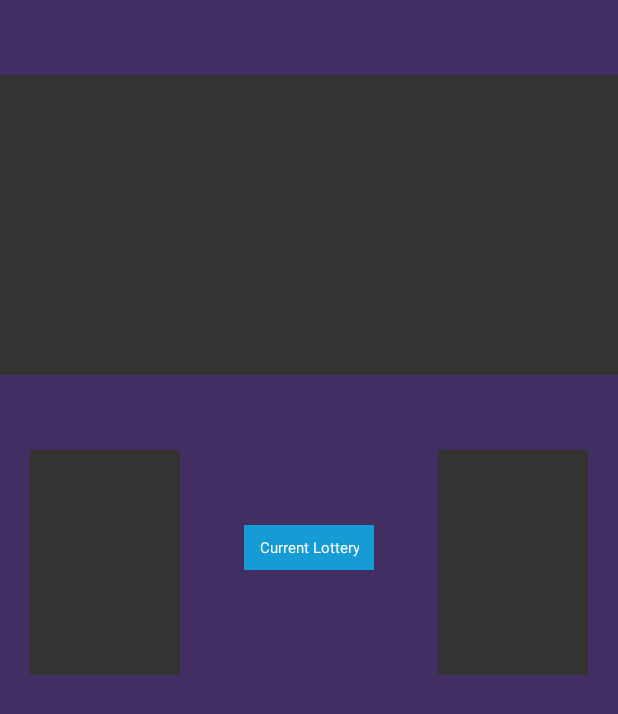
After one commit to AgoraIO-Usecase/Live-Shop, an Android app: the layout activity_live_game.xml on its own in the app's theme, with its tools: preview values and no code run, on a phone screen of 412 x 824 dp. The commit adds this screen. Shown: the top 714 px of the screen. Run offline under Robolectric (Android 15) with nearby library versions, the phone set to English and light mode, and no system bars.

Commit message:
add function

```diff
--- /dev/null
+++ b/Agora-Live-Shop-Android/app/src/main/res/layout/activity_live_game.xml
@@ -0,0 +1,134 @@
+<?xml version="1.0" encoding="utf-8"?>
+<RelativeLayout xmlns:android="http://schemas.android.com/apk/res/android"
+    xmlns:tools="http://schemas.android.com/tools"
+    android:layout_width="match_parent"
+    android:layout_height="match_parent"
+    android:background="#412e63"
+    tools:context="io.agora.liveshop.activities.LiveGameActivity">
+
+    <RelativeLayout
+        android:id="@+id/game_container"
+        android:layout_width="match_parent"
+        android:layout_height="200dp"
+        android:layout_marginTop="50dp"
+        android:background="@color/lightBlack" />
+
+    <RelativeLayout
+        android:id="@+id/left_container"
+        android:layout_width="100dp"
+        android:layout_height="150dp"
+        android:layout_below="@id/game_container"
+        android:layout_marginLeft="20dp"
+        android:layout_marginTop="50dp"
+        android:background="@color/lightBlack" />
+
+    <TextView
+        android:id="@+id/btn"
+        android:layout_width="wrap_content"
+        android:layout_height="30dp"
+        android:layout_below="@id/game_container"
+        android:layout_centerHorizontal="true"
+        android:layout_marginTop="100dp"
+        android:background="#169BD4"
+        android:gravity="center"
+        android:paddingLeft="10dp"
+        android:paddingRight="10dp"
+        android:text="Current Lottery"
+        android:textAllCaps="false"
+        android:textColor="#fdfefe"
+        android:textSize="10sp" />
+
+    <RelativeLayout
+        android:id="@+id/right_container"
+        android:layout_width="100dp"
+        android:layout_height="150dp"
+        android:layout_below="@id/game_container"
+        android:layout_alignParentRight="true"
+        android:layout_marginTop="50dp"
+        android:layout_marginRight="20dp"
+        android:background="@color/lightBlack" />
+
+    <FrameLayout
+        android:id="@+id/quiz_dialog_layout"
+        android:layout_width="match_parent"
+        android:layout_height="wrap_content"
+        android:layout_centerInParent="true"
+        android:layout_marginLeft="@dimen/quiz_layout_margin_horizontal"
+        android:layout_marginRight="@dimen/quiz_layout_margin_horizontal"
+        android:visibility="gone">
+
+        <RelativeLayout
+            android:id="@+id/quiz_dialog_panel"
+            android:layout_width="wrap_content"
+            android:layout_height="wrap_content"
+            android:background="@drawable/quiz_dialog_bg"
+            android:paddingTop="@dimen/quiz_layout_padding"
+            android:paddingBottom="@dimen/quiz_layout_padding">
+
+            <ImageView
+                android:id="@+id/quiz_close_btn"
+                android:layout_width="@dimen/quiz_close_size"
+                android:layout_height="@dimen/quiz_close_size"
+                android:layout_alignParentLeft="true"
+                android:layout_alignParentTop="true"
+                android:layout_marginLeft="@dimen/quiz_close_margin"
+                android:src="@mipmap/icon_close" />
+
+            <ProgressBar
+                android:id="@+id/quiz_progress"
+                style="@android:style/Widget.ProgressBar.Horizontal"
+                android:layout_width="90dp"
+                android:layout_height="90dp"
+                android:layout_alignParentTop="true"
+                android:layout_centerHorizontal="true"
+                android:progressDrawable="@drawable/quiz_progress_dialog_ring" />
+
+            <TextView
+                android:id="@+id/quiz_count_text"
+                android:layout_width="90dp"
+                android:layout_height="90dp"
+                android:layout_alignLeft="@id/quiz_progress"
+                android:layout_alignTop="@id/quiz_progress"
+                android:layout_alignParentTop="true"
+                android:layout_centerHorizontal="true"
+                android:gravity="center"
+                android:text="00"
+                android:textAlignment="gravity"
+                android:textColor="@color/colorAccent"
+                android:textSize="24dp"
+                android:textStyle="bold" />
+
+            <TextView
+                android:id="@+id/quiz_title"
+                android:layout_width="wrap_content"
+                android:layout_height="wrap_content"
+                android:layout_below="@id/quiz_progress"
+                android:layout_centerHorizontal="true"
+                android:text="@string/quiz_title"
+                android:textColor="@android:color/darker_gray"
+                android:textSize="28dp" />
+
+            <TextView
+                android:id="@+id/quiz_content"
+                android:layout_width="@dimen/quiz_option_width"
+                android:layout_height="wrap_content"
+                android:layout_below="@id/quiz_title"
+                android:layout_centerHorizontal="true"
+                android:layout_marginTop="@dimen/quiz_content_margin"
+                android:layout_marginBottom="@dimen/quiz_content_margin"
+                android:gravity="center_horizontal"
+                android:textAlignment="gravity"
+                android:textColor="@color/lightBlack"
+                android:textSize="18dp" />
+
+            <LinearLayout
+                android:id="@+id/quiz_options"
+                android:layout_width="match_parent"
+                android:layout_height="wrap_content"
+                android:layout_below="@id/quiz_content"
+                android:layout_marginBottom="@dimen/quiz_content_margin"
+                android:orientation="vertical"></LinearLayout>
+        </RelativeLayout>
+    </FrameLayout>
+
+</RelativeLayout>
--- a/Agora-Live-Shop-Android/app/src/main/res/values/strings.xml
+++ b/Agora-Live-Shop-Android/app/src/main/res/values/strings.xml
@@ -1,5 +1,4 @@
-<?xml version="1.0" encoding="utf-8"?>
-<!DOCTYPE resources [<!ENTITY nbsp "&#160;"><!-- non-breaking space, U+00A0 -->]>
+<?xml version="1.0" encoding="utf-8"?><!DOCTYPE resources [<!ENTITY nbsp "&#160;"><!-- non-breaking space, U+00A0 -->]>
 
 <resources>
     <string name="app_name">AgoraLiveShop</string>
--- a/Agora-Live-Shop-Android/app/src/main/res/values/styles.xml
+++ b/Agora-Live-Shop-Android/app/src/main/res/values/styles.xml
@@ -1,5 +1,4 @@
-<resources
-    xmlns:android="http://schemas.android.com/apk/res/android">
+<resources xmlns:android="http://schemas.android.com/apk/res/android">
 
     <!-- Base application theme. -->
     <style name="AppTheme" parent="Theme.AppCompat.Light.DarkActionBar">
```
Also changed, not shown: Agora-Live-Shop-Android/app/src/main/AndroidManifest.xml (+27 -20 lines), Agora-Live-Shop-Android/app/src/main/java/io/agora/liveshop/activities/LiveGameActivity.java (added, +293 -0 lines).
